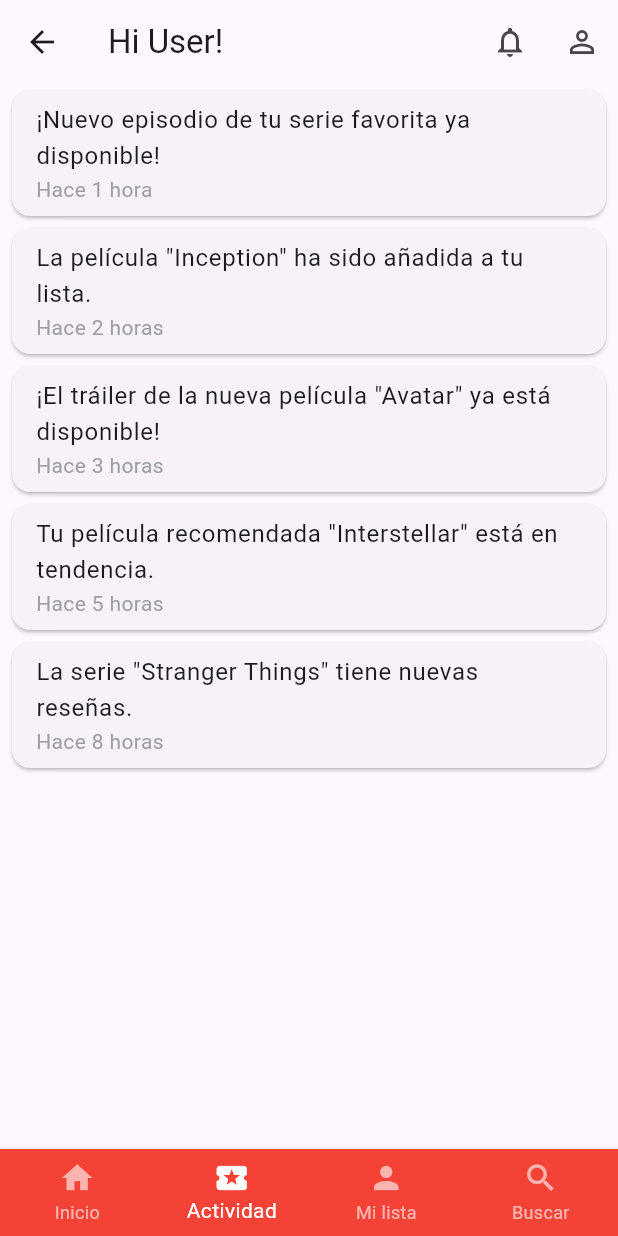
After one commit to OscarJaVaz/pelisflix, a Flutter app: the ActivityScreen screen opened by its route, on a phone screen of 412 x 824 dp. The commit adds this screen. Run offline on Flutter 3.47's test engine with Material 3 defaults, Android fonts, the phone set to English and light mode, and no system bars; our stand-ins replace cached_network_image, cloud_firestore, firebase_auth, firebase_core, flutter_rating_bar, youtube_player_flutter; accounts and stored records are empty; network calls fail.

Commit message:
commit v2.0 add screen activity AND widget custom_bottom_nav_bar, also corrections and implements

```diff
--- a/lib/main.dart
+++ b/lib/main.dart
@@ -1,7 +1,9 @@
 import 'package:firebase_core/firebase_core.dart';
 import 'package:flutter/material.dart';
 import 'package:pelisflix/actors/popular_actors_grid_page.dart';
+import 'package:pelisflix/main_screens/activity_screen.dart';
 import 'package:pelisflix/main_screens/forgot_password.dart';
+import 'package:pelisflix/main_screens/home_screen.dart';
 import 'package:pelisflix/main_screens/login.dart';
 import 'package:pelisflix/main_screens/reset_password.dart';
 import 'package:pelisflix/main_screens/search_screen.dart';
@@ -22,6 +24,7 @@ class MyApp extends StatelessWidget {
   @override
   Widget build(BuildContext context) {
     return MaterialApp(
+      debugShowCheckedModeBanner: false,
       title: 'Pelisflix',
       theme: ThemeData(
         primarySwatch: Colors.indigo,
@@ -37,6 +40,8 @@ class MyApp extends StatelessWidget {
         '/trendingMovies': (context) => const AllTrendingMoviesPage(),
         '/latestTrailers': (context) => const LatestTrailersPage(),
         '/search': (context) => SearchScreen(),
+        '/activity': (context) => ActivityScreen(),
+        '/home': (context) => HomeScreen(),
       },
       home: const SplashScreen(),
     );
--- /dev/null
+++ b/lib/main_screens/activity_screen.dart
@@ -0,0 +1,93 @@
+import 'package:flutter/material.dart';
+import 'package:pelisflix/user/notifications_screen.dart';
+import 'package:pelisflix/user/user_details.dart';
+import 'package:pelisflix/widgets/custom_bottom_nav_bar.dart';
+
+class ActivityScreen extends StatefulWidget {
+  @override
+  _ActivityScreenState createState() => _ActivityScreenState();
+}
+
+class _ActivityScreenState extends State<ActivityScreen> {
+  int _currentIndex = 1; // 1 para indicar que estamos en la pestaña de Actividad
+
+  final List<Map<String, String>> activities = [
+    {'message': '¡Nuevo episodio de tu serie favorita ya disponible!', 'time': 'Hace 1 hora'},
+    {'message': 'La película "Inception" ha sido añadida a tu lista.', 'time': 'Hace 2 horas'},
+    {'message': '¡El tráiler de la nueva película "Avatar" ya está disponible!', 'time': 'Hace 3 horas'},
+    {'message': 'Tu película recomendada "Interstellar" está en tendencia.', 'time': 'Hace 5 horas'},
+    {'message': 'La serie "Stranger Things" tiene nuevas reseñas.', 'time': 'Hace 8 horas'},
+  ];
+
+  @override
+  Widget build(BuildContext context) {
+    return Scaffold(
+      appBar: AppBar(
+        title: Text('Hi User!'),
+        actions: [
+          IconButton(
+            icon: Icon(Icons.notifications_none),
+            onPressed: () {Navigator.push(
+              context,
+              MaterialPageRoute(builder: (context) => NotificationsScreen()),
+            );},
+          ),
+          IconButton(
+            icon: Icon(Icons.person_outline),
+              onPressed: () {
+                Navigator.push(
+                  context,
+                  MaterialPageRoute(builder: (context) => UserDetailsScreen()),
+                );
+              },
+          ),
+        ],
+      ),
+      body: ListView.builder(
+        itemCount: activities.length,
+        itemBuilder: (context, index) {
+          return Card(
+            margin: EdgeInsets.symmetric(vertical: 4, horizontal: 8),
+            child: ListTile(
+              title: Text(
+                activities[index]['message']!,
+                maxLines: 2,
+                overflow: TextOverflow.ellipsis,
+              ),
+              subtitle: Text(
+                activities[index]['time']!,
+                style: TextStyle(color: Colors.grey),
+              ),
+              onTap: () {
+                // Acción al tocar la notificación
+                // Puedes implementar navegación o mostrar un diálogo, según el tipo de actividad
+              },
+            ),
+          );
+        },
+      ),
+      bottomNavigationBar: CustomBottomNavBar(
+        currentIndex: _currentIndex,
+        onTap: (index) {
+          setState(() {
+            _currentIndex = index; // Actualizar el índice actual
+          });
+          switch (index) {
+            case 0:
+              Navigator.pushNamed(context, '/home');
+              break;
+            case 1:
+            // Ya estamos en la pantalla de Activity
+              break;
+            case 2:
+              Navigator.pushNamed(context, '/myList');
+              break;
+            case 3:
+              Navigator.pushNamed(context, '/search');
+              break;
+          }
+        },
+      ),
+    );
+  }
+}
--- a/lib/main_screens/search_screen.dart
+++ b/lib/main_screens/search_screen.dart
@@ -87,7 +87,7 @@ class _SearchScreenState extends State<SearchScreen> {
   Widget build(BuildContext context) {
     return Scaffold(
       appBar: AppBar(
-        title: const Text('Buscar Películas'),
+        title: const Text('Buscar películas o series'),
         backgroundColor: Colors.red,
       ),
       body: Column(
--- /dev/null
+++ b/lib/widgets/custom_bottom_nav_bar.dart
@@ -0,0 +1,41 @@
+import 'package:flutter/material.dart';
+
+class CustomBottomNavBar extends StatelessWidget {
+  final int currentIndex;
+  final Function(int) onTap;
+
+  CustomBottomNavBar({
+    required this.currentIndex,
+    required this.onTap,
+  });
+
+  @override
+  Widget build(BuildContext context) {
+    return BottomNavigationBar(
+      backgroundColor: Colors.red,
+      type: BottomNavigationBarType.fixed,
+      selectedItemColor: Colors.white,
+      unselectedItemColor: Colors.white.withOpacity(0.6),
+      currentIndex: currentIndex,
+      items: const [
+        BottomNavigationBarItem(
+          icon: Icon(Icons.home),
+          label: 'Inicio',
+        ),
+        BottomNavigationBarItem(
+          icon: Icon(Icons.local_activity),
+          label: 'Actividad',
+        ),
+        BottomNavigationBarItem(
+          icon: Icon(Icons.person),
+          label: 'Mi lista',
+        ),
+        BottomNavigationBarItem(
+          icon: Icon(Icons.search),
+          label: 'Buscar',
+        ),
+      ],
+      onTap: onTap,
+    );
+  }
+}
```
Also changed, not shown: 5 other files.
